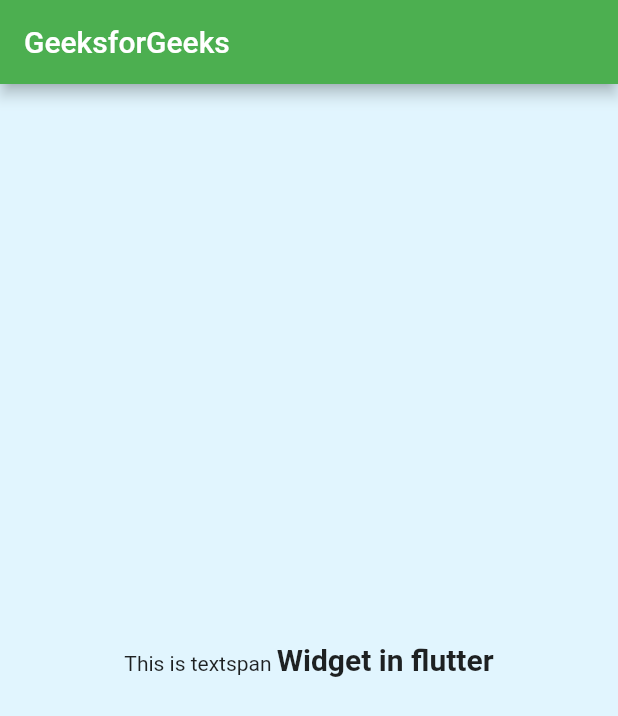
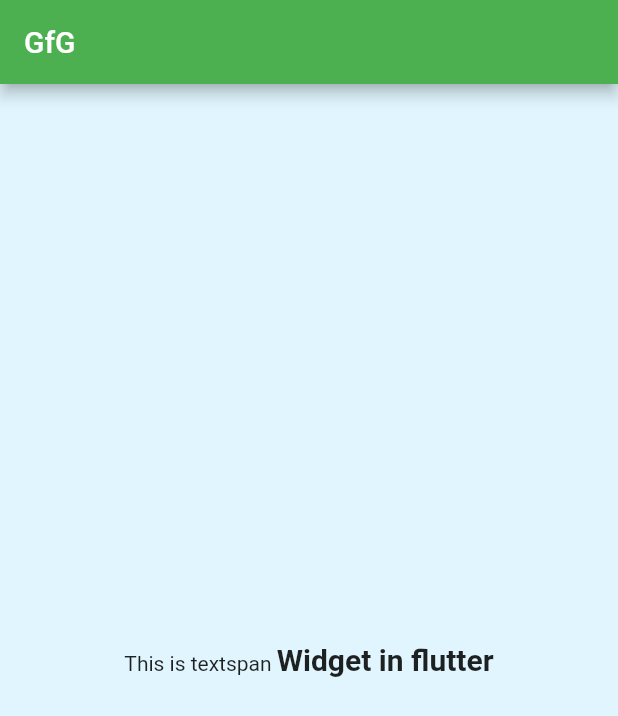
Before and after one commit to singhteekam/GFG-Articles, a Flutter app: the screen it shows after launch, on a phone screen of 412 x 824 dp. Shown: the top 716 px of the screen. Run offline on Flutter 3.47's test engine with Material 2 defaults, Android fonts, the phone set to English and light mode, and no system bars; our stand-ins replace image_picker.

Commit message:
Update main.dart

```diff
--- a/textspan_in_flutter/lib/main.dart
+++ b/textspan_in_flutter/lib/main.dart
@@ -5,7 +5,6 @@ void main() {
 }
 
 class MyApp extends StatelessWidget {
-  // This widget is the root of your application.
   @override
   Widget build(BuildContext context) {
     return MaterialApp(
@@ -29,7 +28,7 @@ class _MyHomePageState extends State<MyHomePage> {
   Widget build(BuildContext context) {
     return Scaffold(
       appBar: AppBar(
-        title: Text('GeeksforGeeks'),
+        title: Text('GfG'),
         backgroundColor: Colors.green
         ),
         body: Center(
```
